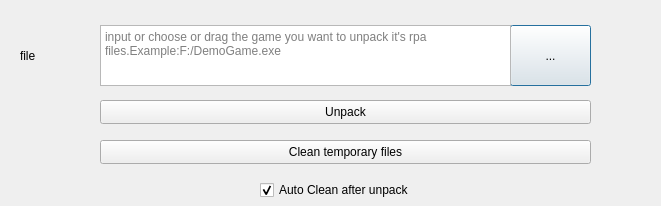
Before: the Qt Designer form src/game_unpacker.ui in anonymousException/renpy-translator, drawn with Qt 5.
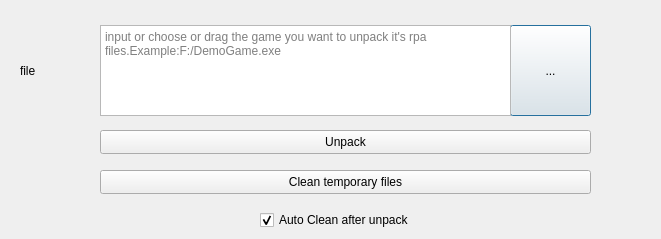
After: the same form once the commit is applied.

Patch:
```diff
--- a/src/game_unpacker.ui
+++ b/src/game_unpacker.ui
@@ -7,7 +7,7 @@
     <x>0</x>
     <y>0</y>
     <width>661</width>
-    <height>206</height>
+    <height>239</height>
    </rect>
   </property>
   <property name="windowTitle">
@@ -18,8 +18,8 @@
     <rect>
      <x>20</x>
      <y>40</y>
-     <width>31</width>
-     <height>31</height>
+     <width>71</width>
+     <height>61</height>
     </rect>
    </property>
    <property name="text">
@@ -35,7 +35,7 @@
      <x>510</x>
      <y>25</y>
      <width>81</width>
-     <height>61</height>
+     <height>91</height>
     </rect>
    </property>
    <property name="text">
@@ -48,7 +48,7 @@
      <x>100</x>
      <y>25</y>
      <width>411</width>
-     <height>61</height>
+     <height>91</height>
     </rect>
    </property>
    <property name="toolTip">
@@ -62,7 +62,7 @@
    <property name="geometry">
     <rect>
      <x>100</x>
-     <y>100</y>
+     <y>130</y>
      <width>491</width>
      <height>24</height>
     </rect>
@@ -75,7 +75,7 @@
    <property name="geometry">
     <rect>
      <x>100</x>
-     <y>140</y>
+     <y>170</y>
      <width>491</width>
      <height>24</height>
     </rect>
@@ -88,7 +88,7 @@
    <property name="geometry">
     <rect>
      <x>260</x>
-     <y>180</y>
+     <y>210</y>
      <width>331</width>
      <height>20</height>
     </rect>
```
